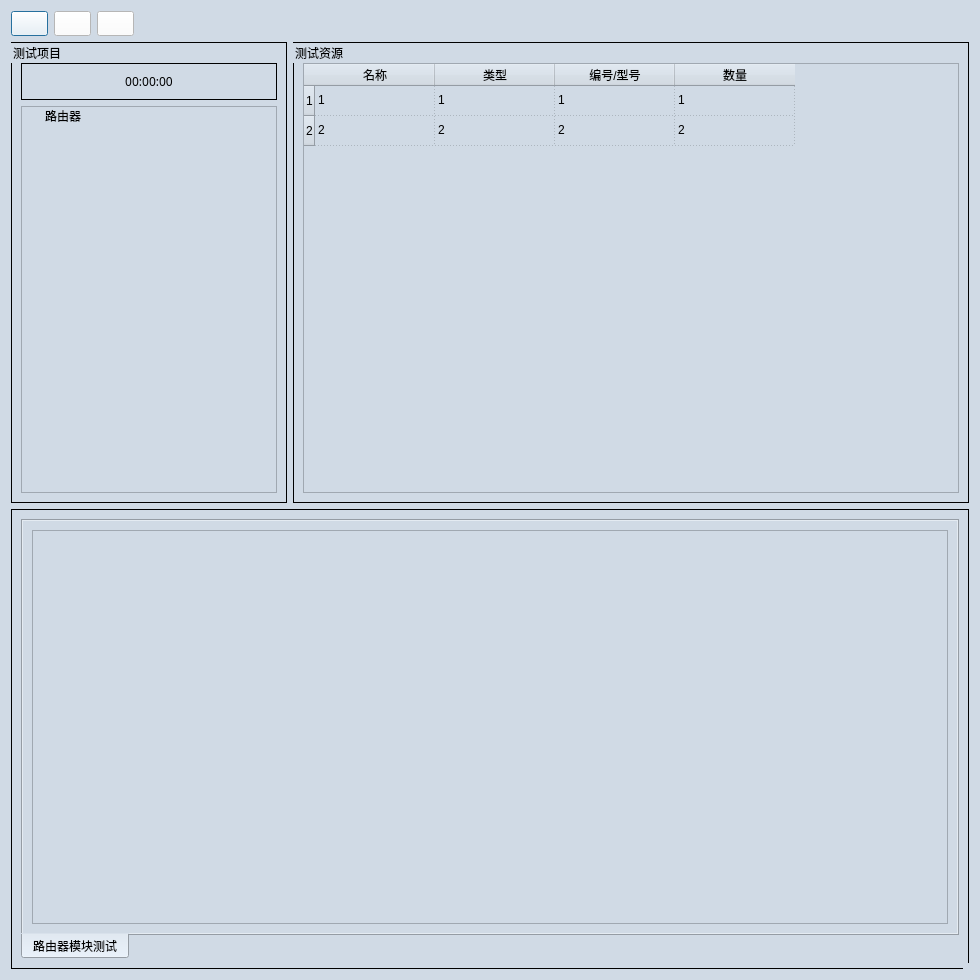
Before: the Qt Designer form ui/router/Router.ui in gaoxingyu-hub/HUA54testframework, drawn with Qt 5.
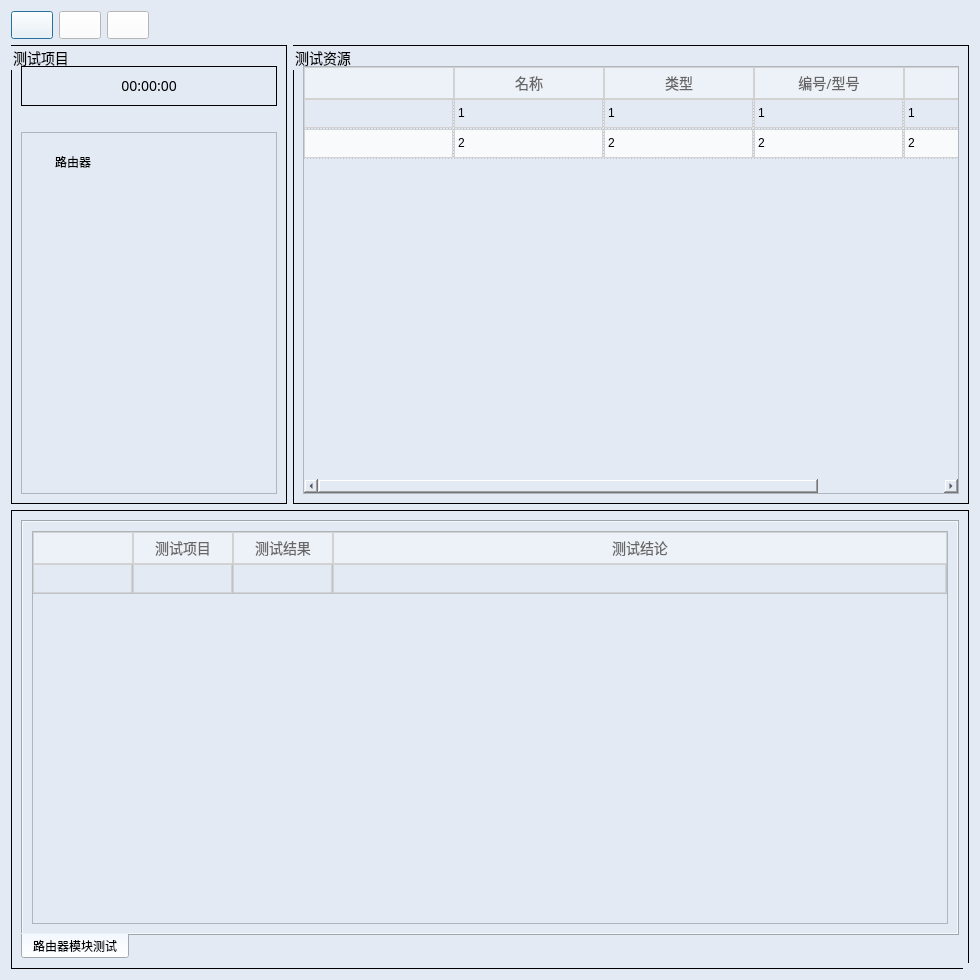
After: the same form once the commit is applied. Icons and pictures are not drawn.

Patch:
```diff
--- a/ui/router/Router.ui
+++ b/ui/router/Router.ui
@@ -15,48 +15,138 @@
   </property>
   <property name="styleSheet">
    <string notr="true">QDialog{
-background-color:#D0DAE5;
+background-color:#E3EAF4;
 }
 
 QTextBrower{
-background-color:#D0DAE5;
+background-color:#E3EAF4;
 }
 
 QLineEdit{
-background-color:#D0DAE5;
+background-color:#E3EAF4;
 }
 
 QWidget{
-background-color:#D0DAE5;
+background-color:#E3EAF4;
 }
 
 QStackedWidget{
-background-color:#D0DAE5;
-}
-
-QHeaderView{
-background-color:#D0DAE5;
+background-color:#E3EAF4;
 }
 
 QLabel{
-font-size:12px;
+font-size:14px;
 font-family:Microsoft YaHei;
-background-color:#D0DAE5;
+background-color:#E3EAF4;
 }
 
-QPushButton{         /*按钮自适应拉伸背景*/
+QGroupBox{
+font-size:14px;
+font-family:Microsoft YaHei;
+border:1px solid rgb(0, 0, 0);
+}
+
+/****QPushButton****/
+QPushButton{
 border-width: 2px 15px 2px 15px;
 background-color:#2884D8;
 color: #FFFFFF;
-font-size:12px;
+font-size:14px;
 font-family:Microsoft YaHei;
 }
 
-QGroupBox{
-font-size:12px;
-font-family:Microsoft YaHei;
-border:1px solid rgb(0, 0, 0); 
-}</string>
+QPushButton:hover{
+    background-color:#3D90DB;
+    cursor:pointer;
+}
+QPushButton:pressed{
+    background-color:#2376C1;
+}
+QMainWindow{
+   background-color:#D0DAE5;
+}
+QToolBar{
+background-color:#172545;
+height:30px;
+border:None;
+padding:1px;
+}
+QDialog{
+margin-top:10px;
+}
+/****QTreeWidget****/
+QTreeWidget{
+ background-color:#E3EAF4;
+ padding-top:20px;
+ padding-left:10px;
+ margin-top:20px;
+}
+QTreeView::item{
+ font: 14px;
+}
+QTreeView::item:selected{
+    selection-color: #1F95FF;
+}
+
+QTreeView::item:hover{
+ background-color:#D0DAE5;
+}
+
+QTreeView::branch:has-children:!has-siblings:closed,
+QTreeView::branch:closed:has-children:has-siblings {
+        border-image: none;
+        image: url(imgs/common/plus.png);
+}
+
+QTreeView::branch:open:has-children:!has-siblings,
+QTreeView::branch:open:has-children:has-siblings  {
+        border-image: none;
+        image: url(imgs/common/Minus.png);
+}
+
+/****QTableWidget****/
+QTableWidget{
+    outline: none;
+    selection-color:#666666;
+    alternate-background-color:#F9FAFC;
+}
+QTableCornerButton::section{
+    background: #EDF2F8;
+}
+QTableWidget::item{
+    font-size:14px;
+    line-height:30px;
+    border:1px solid #D2D2D2;
+}
+
+QTableWidget::item:hover{
+    background-color:#EAF7FF;
+}
+
+/*QHeaderView*/
+QHeaderView::section:vertical {
+	color: #666666;
+	text-align:center;
+	font: 14px Arial;
+	border:1px solid #D2D2D2;
+	background: #F9FBFD;
+        width: 40px;
+        height:30px;
+}
+QHeaderView::section:horizontal {
+	color: #666666;
+	font: 14px Microsoft YaHei;
+	padding: 0px 1px 0 1px;
+	text-align:center;
+	border:1px solid #D2D2D2;
+	background: #EDF2F8;
+        height: 30px;
+}
+/*QScrollBar*/
+QScrollBar:vertical{
+    border: 5px solid #D5D5D5;
+}
+</string>
   </property>
   <property name="sizeGripEnabled">
    <bool>true</bool>
@@ -79,7 +169,7 @@
            </property>
            <property name="icon">
             <iconset>
-             <normaloff>:/newPrefix/icon/start1.ico</normaloff>:/newPrefix/icon/start1.ico</iconset>
+             <normaloff>../icon/start.png</normaloff>../icon/start.png</iconset>
            </property>
            <property name="iconSize">
             <size>
@@ -91,6 +181,9 @@
          </item>
          <item row="0" column="2">
           <widget class="QPushButton" name="pushButton_close">
+           <property name="autoFillBackground">
+            <bool>true</bool>
+           </property>
            <property name="styleSheet">
             <string notr="true">background-color:rgb(255, 255, 255);</string>
            </property>
@@ -99,7 +192,7 @@
            </property>
            <property name="icon">
             <iconset>
-             <normaloff>:/newPrefix/icon/close1.ico</normaloff>:/newPrefix/icon/close1.ico</iconset>
+             <normaloff>../icon/cancel.png</normaloff>../icon/cancel.png</iconset>
            </property>
            <property name="iconSize">
             <size>
@@ -119,7 +212,7 @@
            </property>
            <property name="icon">
             <iconset>
-             <normaloff>:/newPrefix/icon/restart1.ico</normaloff>:/newPrefix/icon/restart1.ico</iconset>
+             <normaloff>../icon/stop.png</normaloff>../icon/stop.png</iconset>
            </property>
            <property name="iconSize">
             <size>
@@ -229,6 +322,21 @@
             </property>
             <item row="0" column="0">
              <widget class="QTableWidget" name="tableWidget_test_resource">
+              <property name="editTriggers">
+               <set>QAbstractItemView::SelectedClicked</set>
+              </property>
+              <property name="alternatingRowColors">
+               <bool>true</bool>
+              </property>
+              <property name="selectionMode">
+               <enum>QAbstractItemView::SingleSelection</enum>
+              </property>
+              <property name="selectionBehavior">
+               <enum>QAbstractItemView::SelectRows</enum>
+              </property>
+              <property name="textElideMode">
+               <enum>Qt::ElideRight</enum>
+              </property>
               <property name="gridStyle">
                <enum>Qt::DotLine</enum>
               </property>
@@ -236,13 +344,19 @@
                <bool>true</bool>
               </attribute>
               <attribute name="horizontalHeaderCascadingSectionResizes">
-               <bool>true</bool>
+               <bool>false</bool>
+              </attribute>
+              <attribute name="horizontalHeaderMinimumSectionSize">
+               <number>25</number>
               </attribute>
               <attribute name="horizontalHeaderDefaultSectionSize">
-               <number>120</number>
+               <number>150</number>
+              </attribute>
+              <attribute name="horizontalHeaderStretchLastSection">
+               <bool>true</bool>
               </attribute>
               <attribute name="verticalHeaderVisible">
-               <bool>true</bool>
+               <bool>false</bool>
               </attribute>
               <attribute name="verticalHeaderCascadingSectionResizes">
                <bool>false</bool>
@@ -266,6 +380,11 @@
                 <string>2</string>
                </property>
               </row>
+              <column>
+               <property name="text">
+                <string/>
+               </property>
+              </column>
               <column>
                <property name="text">
                 <string>名称</string>
@@ -286,11 +405,6 @@
                 <string>数量</string>
                </property>
               </column>
-              <item row="0" column="0">
-               <property name="text">
-                <string>1</string>
-               </property>
-              </item>
               <item row="0" column="1">
                <property name="text">
                 <string>1</string>
@@ -306,9 +420,9 @@
                 <string>1</string>
                </property>
               </item>
-              <item row="1" column="0">
+              <item row="0" column="4">
                <property name="text">
-                <string>2</string>
+                <string>1</string>
                </property>
               </item>
               <item row="1" column="1">
@@ -326,6 +440,11 @@
                 <string>2</string>
                </property>
               </item>
+              <item row="1" column="4">
+               <property name="text">
+                <string>2</string>
+               </property>
+              </item>
              </widget>
             </item>
            </layout>
@@ -353,7 +472,51 @@
              </attribute>
              <layout class="QGridLayout" name="gridLayout_7">
               <item row="0" column="0">
-               <widget class="QTableWidget" name="tableWidget"/>
+               <widget class="QTableWidget" name="tableWidget">
+                <property name="autoFillBackground">
+                 <bool>false</bool>
+                </property>
+                <property name="editTriggers">
+                 <set>QAbstractItemView::NoEditTriggers</set>
+                </property>
+                <property name="textElideMode">
+                 <enum>Qt::ElideMiddle</enum>
+                </property>
+                <attribute name="horizontalHeaderCascadingSectionResizes">
+                 <bool>true</bool>
+                </attribute>
+                <attribute name="horizontalHeaderStretchLastSection">
+                 <bool>true</bool>
+                </attribute>
+                <attribute name="verticalHeaderVisible">
+                 <bool>false</bool>
+                </attribute>
+                <row>
+                 <property name="text">
+                  <string>1</string>
+                 </property>
+                </row>
+                <column>
+                 <property name="text">
+                  <string/>
+                 </property>
+                </column>
+                <column>
+                 <property name="text">
+                  <string>测试项目</string>
+                 </property>
+                </column>
+                <column>
+                 <property name="text">
+                  <string>测试结果</string>
+                 </property>
+                </column>
+                <column>
+                 <property name="text">
+                  <string>测试结论</string>
+                 </property>
+                </column>
+               </widget>
               </item>
              </layout>
             </widget>
```
